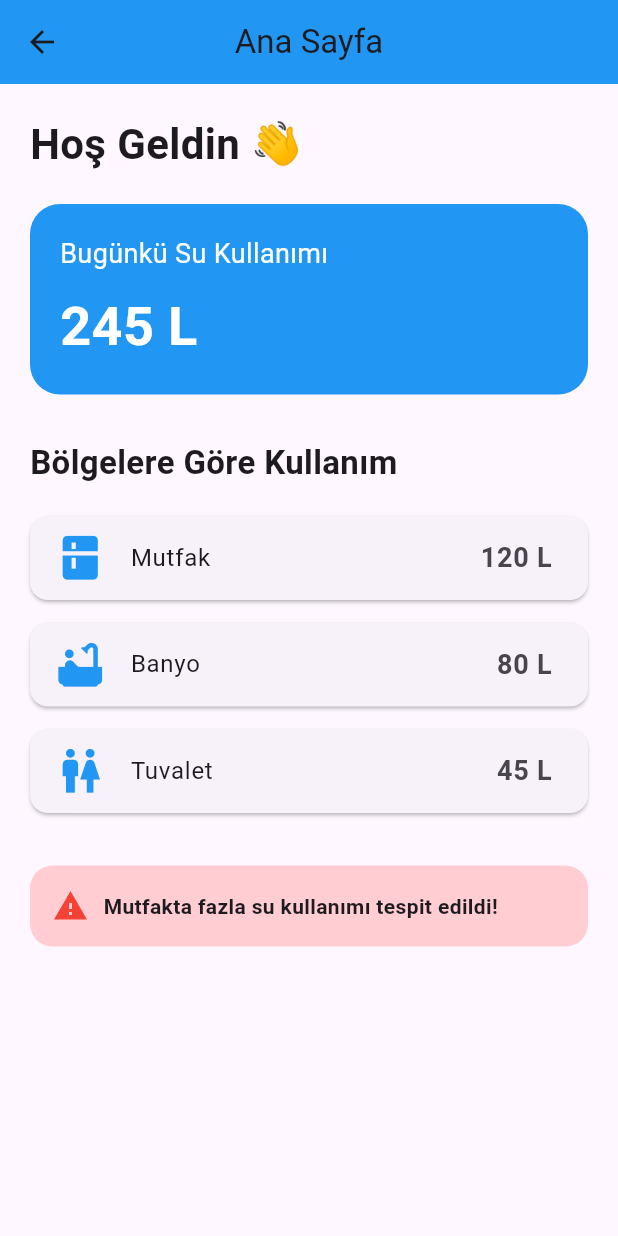
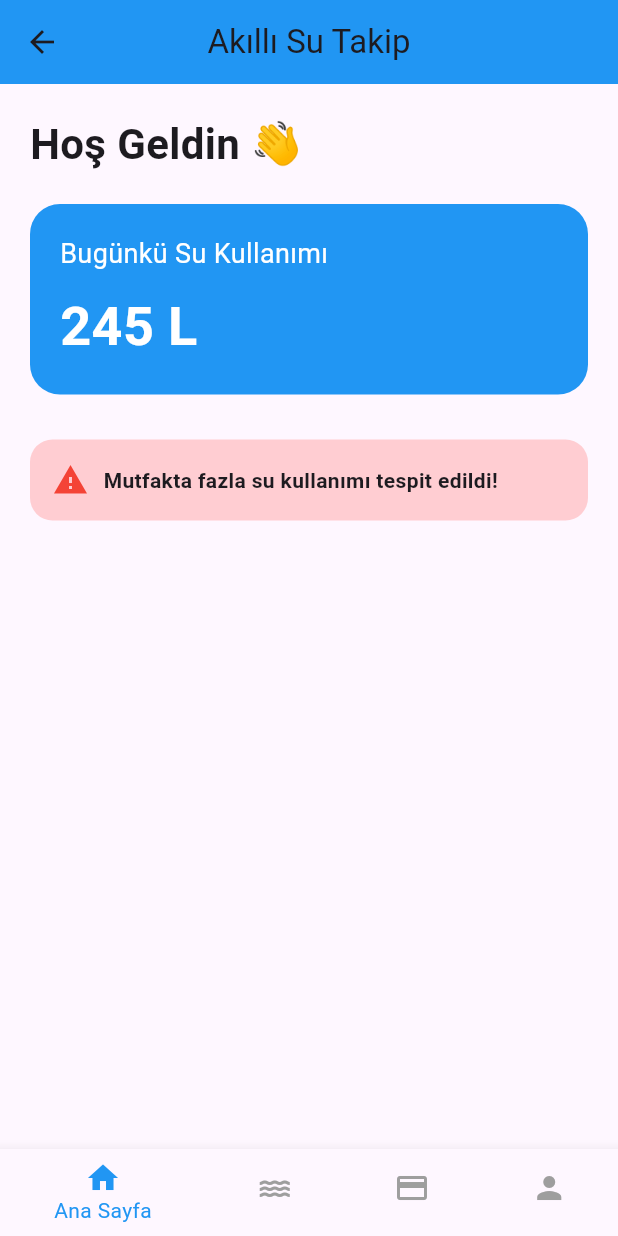
Before and after one commit to sudenazokur/akilli-su-takip, a Flutter app: the screen it shows after launch, after a tap on "Giriş Yap", on a phone screen of 412 x 824 dp. Run offline on Flutter 3.47's test engine with Material 3 defaults, Android fonts, the phone set to English and light mode, and no system bars.

Commit message:
profil ve kart sayfalari eklendi

```diff
--- a/lib/dashboard_page.dart
+++ b/lib/dashboard_page.dart
@@ -1,19 +1,93 @@
 import 'package:flutter/material.dart';
 
-class DashboardPage extends StatelessWidget {
+import 'usage_page.dart';
+import 'card_page.dart';
+import 'profile_page.dart';
+
+class DashboardPage extends StatefulWidget {
   const DashboardPage({super.key});
 
   @override
+  State<DashboardPage> createState() => _DashboardPageState();
+}
+
+class _DashboardPageState extends State<DashboardPage> {
+
+  int seciliIndex = 0;
+
+  final List<Widget> sayfalar = [
+
+    const HomeContent(),
+    const UsagePage(),
+    const CardPage(),
+    const ProfilePage(),
+
+  ];
+
+  @override
   Widget build(BuildContext context) {
+
     return Scaffold(
 
       appBar: AppBar(
-        title: const Text("Ana Sayfa"),
+        title: const Text("Akıllı Su Takip"),
         backgroundColor: Colors.blue,
         centerTitle: true,
       ),
 
-      body: Padding(
+      body: sayfalar[seciliIndex],
+
+      bottomNavigationBar: BottomNavigationBar(
+
+        currentIndex: seciliIndex,
+
+        onTap: (index) {
+
+          setState(() {
+
+            seciliIndex = index;
+
+          });
+
+        },
+
+        selectedItemColor: Colors.blue,
+        unselectedItemColor: Colors.grey,
+
+        items: const [
+
+          BottomNavigationBarItem(
+            icon: Icon(Icons.home),
+            label: "Ana Sayfa",
+          ),
+
+          BottomNavigationBarItem(
+            icon: Icon(Icons.water),
+            label: "Kullanım",
+          ),
+
+          BottomNavigationBarItem(
+            icon: Icon(Icons.credit_card),
+            label: "Kart",
+          ),
+
+          BottomNavigationBarItem(
+            icon: Icon(Icons.person),
+            label: "Profil",
+          ),
+        ],
+      ),
+    );
+  }
+}
+
+class HomeContent extends StatelessWidget {
+  const HomeContent({super.key});
+
+  @override
+  Widget build(BuildContext context) {
+
+    return Padding(
       padding: const EdgeInsets.all(20),
 
       child: Column(
@@ -69,22 +143,6 @@ class DashboardPage extends StatelessWidget {
 
           const SizedBox(height: 30),
 
-            const Text(
-              "Bölgelere Göre Kullanım",
-              style: TextStyle(
-                fontSize: 22,
-                fontWeight: FontWeight.bold,
-              ),
-            ),
-
-            const SizedBox(height: 20),
-
-            suKarti("Mutfak", "120 L", Icons.kitchen),
-            suKarti("Banyo", "80 L", Icons.bathtub),
-            suKarti("Tuvalet", "45 L", Icons.wc),
-
-            const SizedBox(height: 20),
-
           Container(
             padding: const EdgeInsets.all(15),
 
@@ -116,31 +174,6 @@ class DashboardPage extends StatelessWidget {
           ),
         ],
       ),
-      ),
-    );
-  }
-
-  Widget suKarti(String alan, String litre, IconData ikon) {
-    return Card(
-      margin: const EdgeInsets.only(bottom: 15),
-
-      child: ListTile(
-        leading: Icon(
-          ikon,
-          color: Colors.blue,
-          size: 35,
-        ),
-
-        title: Text(alan),
-
-        trailing: Text(
-          litre,
-          style: const TextStyle(
-            fontWeight: FontWeight.bold,
-            fontSize: 18,
-          ),
-        ),
-      ),
     );
   }
 }
--- a/lib/login_page.dart
+++ b/lib/login_page.dart
@@ -6,6 +6,7 @@ class LoginPage extends StatelessWidget {
 
   @override
   Widget build(BuildContext context) {
+
     return Scaffold(
       backgroundColor: Colors.white,
 
@@ -15,13 +16,15 @@ class LoginPage extends StatelessWidget {
         backgroundColor: Colors.blue,
       ),
 
-      body: Padding(
+      body: SingleChildScrollView(
+
+        child: Padding(
           padding: const EdgeInsets.all(20),
 
           child: Column(
-          mainAxisAlignment: MainAxisAlignment.center,
+            children: [
 
-          children: [
+              const SizedBox(height: 40),
 
               const Icon(
                 Icons.water_drop,
@@ -32,7 +35,7 @@ class LoginPage extends StatelessWidget {
               const SizedBox(height: 20),
 
               const Text(
-              "Giriş Yap",
+                "Kullanıcı Girişi",
                 style: TextStyle(
                   fontSize: 28,
                   fontWeight: FontWeight.bold,
@@ -40,6 +43,28 @@ class LoginPage extends StatelessWidget {
               ),
 
               const SizedBox(height: 30),
+
+              TextField(
+                decoration: InputDecoration(
+                  labelText: "İsim",
+                  border: OutlineInputBorder(
+                    borderRadius: BorderRadius.circular(15),
+                  ),
+                ),
+              ),
+
+              const SizedBox(height: 20),
+
+              TextField(
+                decoration: InputDecoration(
+                  labelText: "Soyisim",
+                  border: OutlineInputBorder(
+                    borderRadius: BorderRadius.circular(15),
+                  ),
+                ),
+              ),
+
+              const SizedBox(height: 20),
 
               TextField(
                 decoration: InputDecoration(
@@ -54,6 +79,7 @@ class LoginPage extends StatelessWidget {
 
               TextField(
                 obscureText: true,
+
                 decoration: InputDecoration(
                   labelText: "Şifre",
                   border: OutlineInputBorder(
@@ -100,6 +126,7 @@ class LoginPage extends StatelessWidget {
             ],
           ),
         ),
+      ),
     );
   }
 }
```
Also changed, not shown: lib/card_page.dart (added, +71 -0 lines), lib/profile_page.dart (added, +60 -0 lines), lib/usage_page.dart (added, +75 -0 lines). Lines whose indentation alone changed are shown as unchanged.
